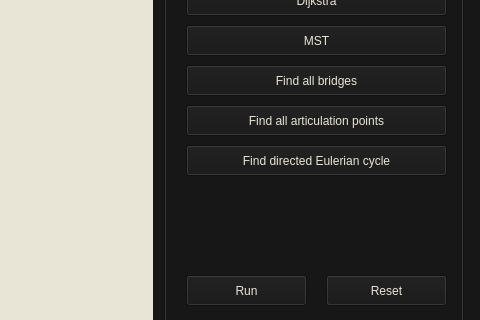
First picture: the form in GraphVisual/Forms/graphwindow.ui, repository Djolka/Graph-Visual, before the edit; both pictures show x 934 to 1414 and y 268 to 588 of the 1414 by 752 pixel window.
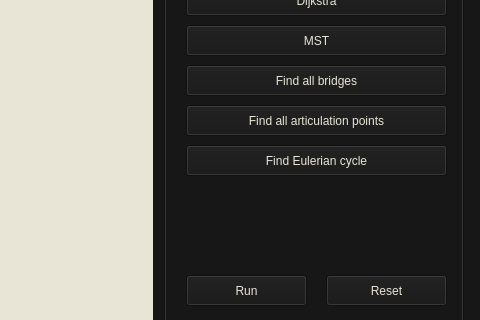
Second picture: the form after the edit. Icons and pictures are not drawn. Custom widgets are drawn as their Qt base class.

Patch:
```diff
--- a/GraphVisual/Forms/graphwindow.ui
+++ b/GraphVisual/Forms/graphwindow.ui
@@ -3351,7 +3351,7 @@
              <string notr="true"/>
             </property>
             <property name="text">
-             <string>Find directed Eulerian cycle</string>
+             <string>Find Eulerian cycle</string>
             </property>
             <property name="checkable">
              <bool>true</bool>
```
